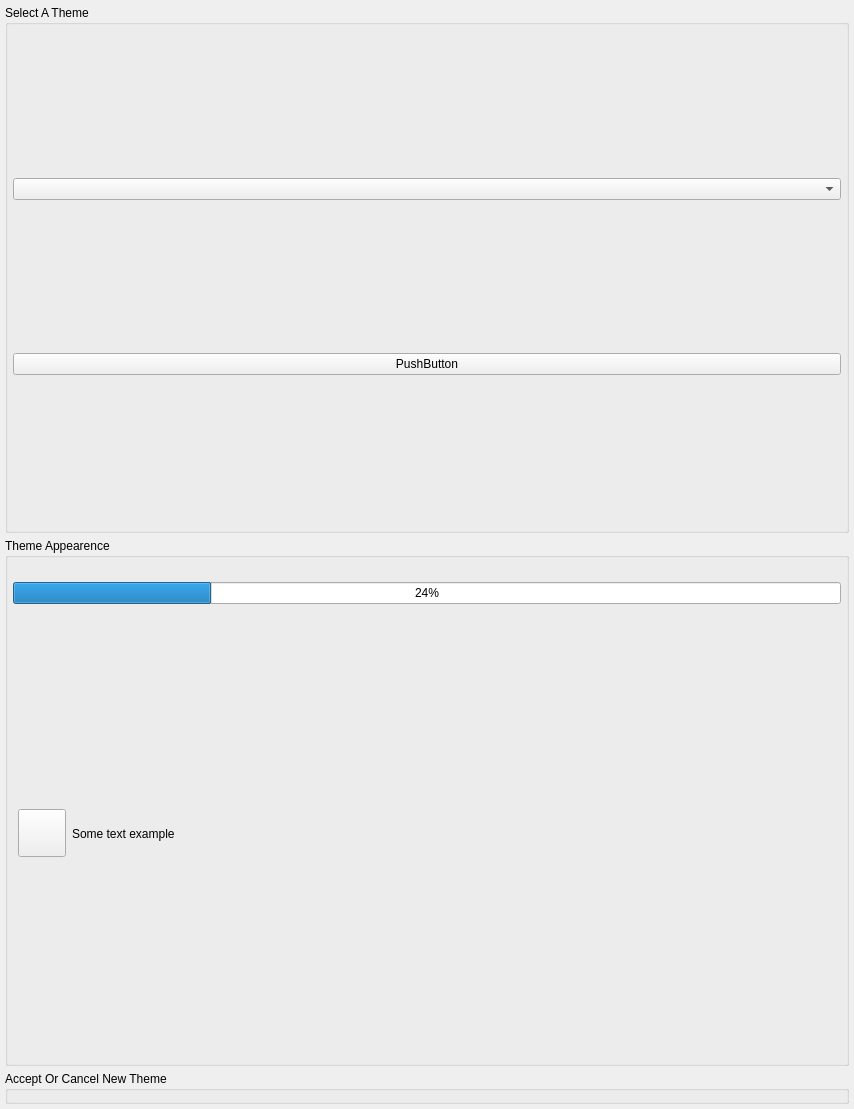
Old version of the form GoTvApps/GoTvCommon/Forms/AppletTheme.ui in the repository brettrjones/gotvptop.
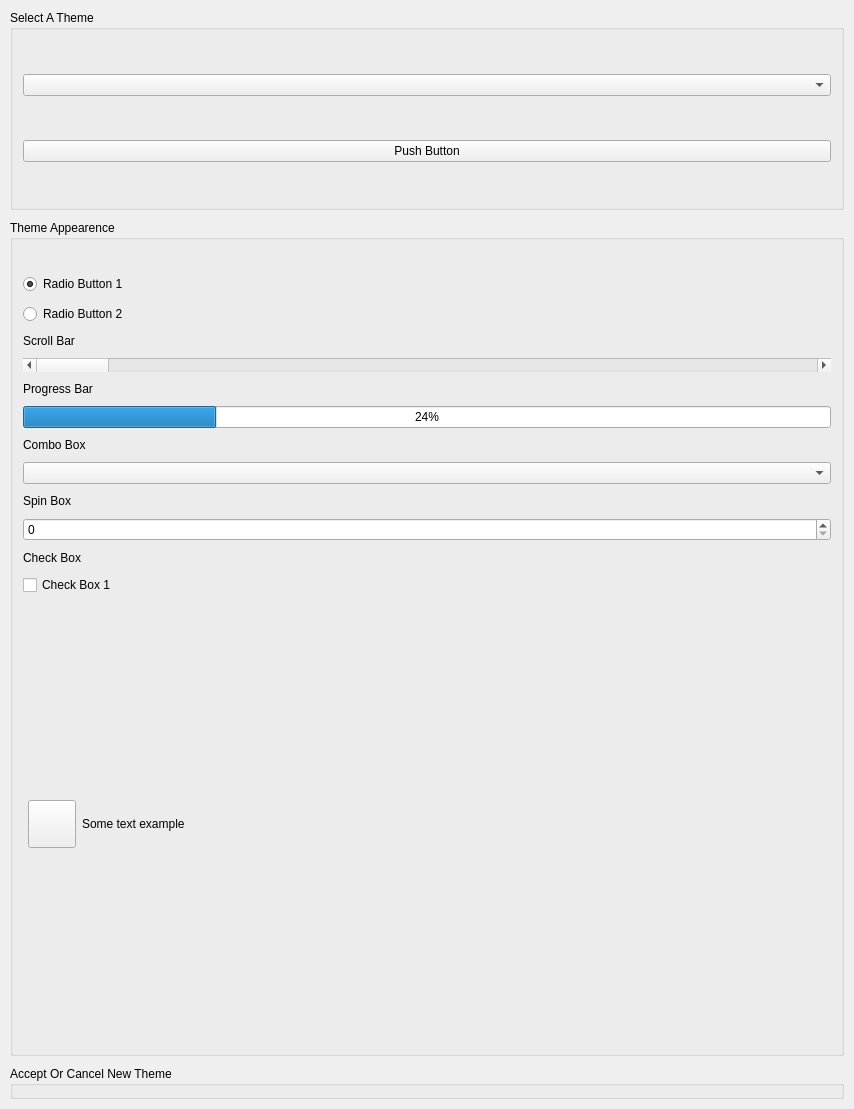
New version of the form. Custom widgets are drawn as their Qt base class.

Commit message: fix many style and theme issues

What changed in the file:
```diff
--- a/GoTvApps/GoTvCommon/Forms/AppletTheme.ui
+++ b/GoTvApps/GoTvCommon/Forms/AppletTheme.ui
@@ -21,19 +21,19 @@
   </property>
   <layout class="QVBoxLayout" name="verticalLayout">
    <property name="spacing">
-    <number>5</number>
+    <number>10</number>
    </property>
    <property name="leftMargin">
-    <number>5</number>
+    <number>10</number>
    </property>
    <property name="topMargin">
-    <number>5</number>
+    <number>10</number>
    </property>
    <property name="rightMargin">
-    <number>5</number>
+    <number>10</number>
    </property>
    <property name="bottomMargin">
-    <number>5</number>
+    <number>10</number>
    </property>
    <item>
     <widget class="QGroupBox" name="m_SelectThemeGroupBox">
@@ -43,27 +43,33 @@
        <verstretch>0</verstretch>
       </sizepolicy>
      </property>
+     <property name="maximumSize">
+      <size>
+       <width>16777215</width>
+       <height>200</height>
+      </size>
+     </property>
      <property name="title">
       <string>Select A Theme</string>
      </property>
      <property name="flat">
-      <bool>true</bool>
+      <bool>false</bool>
      </property>
      <layout class="QVBoxLayout" name="verticalLayout_4">
       <property name="spacing">
-       <number>5</number>
+       <number>10</number>
       </property>
       <property name="leftMargin">
-       <number>5</number>
+       <number>10</number>
       </property>
       <property name="topMargin">
-       <number>5</number>
+       <number>10</number>
       </property>
       <property name="rightMargin">
-       <number>5</number>
+       <number>10</number>
       </property>
       <property name="bottomMargin">
-       <number>5</number>
+       <number>10</number>
       </property>
       <item>
        <widget class="VxComboBox" name="m_ThemeComboBox">
@@ -84,7 +90,7 @@
       <item>
        <widget class="QPushButton" name="pushButton">
         <property name="text">
-         <string>PushButton</string>
+         <string>Push Button</string>
         </property>
        </widget>
       </item>
@@ -110,19 +116,19 @@
      </property>
      <layout class="QVBoxLayout" name="verticalLayout_3">
       <property name="spacing">
-       <number>5</number>
+       <number>10</number>
       </property>
       <property name="leftMargin">
-       <number>5</number>
+       <number>10</number>
       </property>
       <property name="topMargin">
-       <number>5</number>
+       <number>10</number>
       </property>
       <property name="rightMargin">
-       <number>5</number>
+       <number>10</number>
       </property>
       <property name="bottomMargin">
-       <number>5</number>
+       <number>10</number>
       </property>
       <item>
        <widget class="QLabel" name="m_StatusLabel">
@@ -131,6 +137,44 @@
         </property>
        </widget>
       </item>
+      <item>
+       <widget class="QRadioButton" name="radioButton">
+        <property name="text">
+         <string>Radio Button 1</string>
+        </property>
+        <property name="checked">
+         <bool>true</bool>
+        </property>
+       </widget>
+      </item>
+      <item>
+       <widget class="QRadioButton" name="radioButton_2">
+        <property name="text">
+         <string>Radio Button 2</string>
+        </property>
+       </widget>
+      </item>
+      <item>
+       <widget class="QLabel" name="label">
+        <property name="text">
+         <string>Scroll Bar</string>
+        </property>
+       </widget>
+      </item>
+      <item>
+       <widget class="QScrollBar" name="m_ExampleScrollBar">
+        <property name="orientation">
+         <enum>Qt::Horizontal</enum>
+        </property>
+       </widget>
+      </item>
+      <item>
+       <widget class="QLabel" name="label_2">
+        <property name="text">
+         <string>Progress Bar</string>
+        </property>
+       </widget>
+      </item>
       <item>
        <widget class="QProgressBar" name="progressBar">
         <property name="value">
@@ -138,6 +182,40 @@
         </property>
        </widget>
       </item>
+      <item>
+       <widget class="QLabel" name="label_3">
+        <property name="text">
+         <string>Combo Box</string>
+        </property>
+       </widget>
+      </item>
+      <item>
+       <widget class="QComboBox" name="m_ExampleComboBox"/>
+      </item>
+      <item>
+       <widget class="QLabel" name="label_4">
+        <property name="text">
+         <string>Spin Box</string>
+        </property>
+       </widget>
+      </item>
+      <item>
+       <widget class="QSpinBox" name="spinBox"/>
+      </item>
+      <item>
+       <widget class="QLabel" name="label_5">
+        <property name="text">
+         <string>Check Box</string>
+        </property>
+       </widget>
+      </item>
+      <item>
+       <widget class="QCheckBox" name="m_ExampleCheckBox">
+        <property name="text">
+         <string>Check Box 1</string>
+        </property>
+       </widget>
+      </item>
       <item>
        <widget class="QWidget" name="m_UpDirWidget" native="true">
         <property name="sizePolicy">
```
The commit also changes 16 other files.
